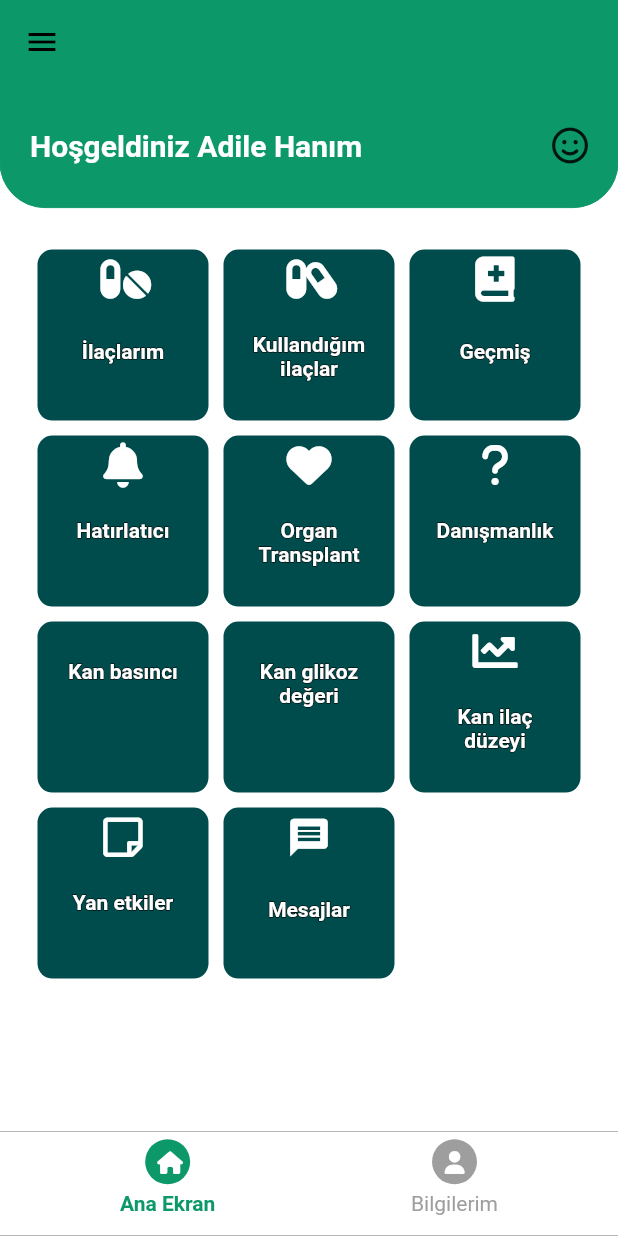
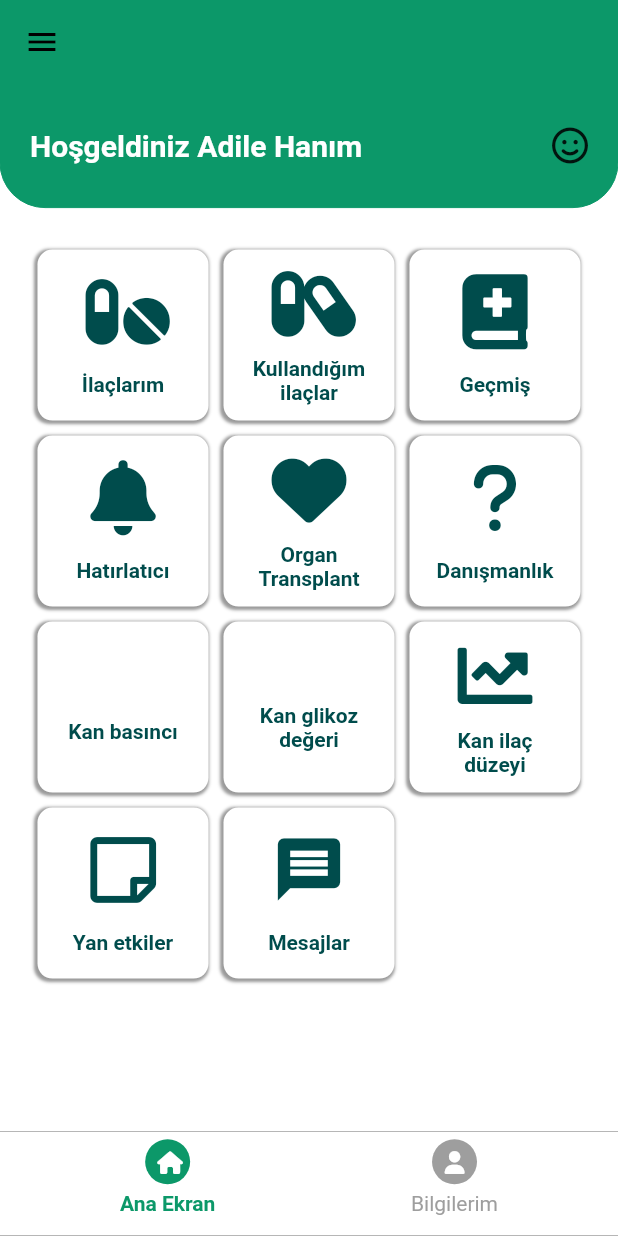
Before and after one commit to erel98/patient_tracking_mobile, a Flutter app: the screen it shows after launch, on a phone screen of 412 x 824 dp. Run offline on Flutter 3.47's test engine with Material 2 defaults, Android fonts, the light colour scheme and no system bars; drawn by our look-alikes of bordered_text; our stand-ins replace flutter_icons, flutter_local_notifications, flutter_native_timezone, rxdart, shared_preferences, timezone; missing offline and left inert: google_maps_webservice.

Commit message:
UI Improvments

```diff
--- a/lib/Screens/ana_menü_screen.dart
+++ b/lib/Screens/ana_menü_screen.dart
@@ -3,6 +3,7 @@ import 'package:flutter/material.dart';
 import 'package:flutter/painting.dart';
 import 'package:flutter/rendering.dart';
 import 'package:flutter_icons/flutter_icons.dart';
+import 'package:patient_tracking/Widgets/topContainer.dart';
 import 'package:patient_tracking/constraints.dart';
 import '../global.dart';
 import '../Widgets/ana_menü.dart';
@@ -151,36 +152,3 @@ class _AnaMenuState extends State<AnaMenu> {
     );
   }
 }
-
-class TopContainer extends StatelessWidget {
-  const TopContainer({
-    Key key,
-  }) : super(key: key);
-
-  @override
-  Widget build(BuildContext context) {
-    return Container(
-      padding: EdgeInsets.symmetric(horizontal: 20),
-      height: MediaQuery.of(context).size.height * 0.1,
-      decoration: BoxDecoration(
-        border: Border.all(width: 0, color: kPrimaryColor),
-        color: kPrimaryColor,
-        borderRadius: BorderRadius.only(
-          bottomLeft: Radius.circular(30),
-          bottomRight: Radius.circular(30),
-        ),
-      ),
-      child: Row(
-        children: [
-          Text(
-            'Hoşgeldiniz Adile Hanım',
-            style: TextStyle(
-                color: Colors.white, fontWeight: FontWeight.bold, fontSize: 20),
-          ),
-          Spacer(),
-          Icon(FontAwesome.smile_o)
-        ],
-      ),
-    );
-  }
-}
--- a/lib/Screens/hatırlatıcı_screen.dart
+++ b/lib/Screens/hatırlatıcı_screen.dart
@@ -51,7 +51,8 @@ class _HatirlaticiState extends State<Hatirlatici> {
                       child: Icon(Icons.local_hospital,
                           size: 150,
                           color: Theme.of(context).colorScheme.primary),
-                      onTap: null,
+                      onTap: () =>
+                          Navigator.of(context).pushNamed('/randevu-screen'),
                     ),
                     Text('Randevularım',
                         style: Theme.of(context).textTheme.bodyText2)
--- a/lib/Widgets/ana_menü_item.dart
+++ b/lib/Widgets/ana_menü_item.dart
@@ -9,38 +9,41 @@ class AnaMenuItem extends StatelessWidget {
   AnaMenuItem(this.menuText, this.route, this.icon);
   @override
   Widget build(BuildContext context) {
-    return InkWell(
+    return Container(
+      padding: EdgeInsets.all(5),
+      decoration: BoxDecoration(
+          color: kMenuItemColor,
+          borderRadius: BorderRadius.circular(10),
+          boxShadow: [
+            BoxShadow(
+                offset: Offset(-1, 1),
+                spreadRadius: 1,
+                blurRadius: 1,
+                color: Colors.black.withOpacity(0.4))
+          ]),
+      child: InkWell(
         onTap: () {
           Navigator.of(context).pushNamed(route);
         },
         splashColor: Colors.grey,
-      child: Container(
-        padding: EdgeInsets.all(5),
-        decoration: BoxDecoration(
-            color: kMenuItemColor,
-            borderRadius: BorderRadius.circular(10),
-            boxShadow: []),
         child: Center(
           child: Column(
+            mainAxisAlignment: MainAxisAlignment.spaceEvenly,
             children: [
               Container(
                 child: icon,
                 margin: EdgeInsets.only(bottom: 5),
               ),
-              SizedBox(
-                height: menuText.length > 10 ? 15 : 20,
-              ),
+              // SizedBox(
+              //   height: menuText.length > 10 ? 15 : 20,
+              // ),
               FittedBox(
                 fit: BoxFit.fitHeight,
-                child: BorderedText(
-                  strokeWidth: 1,
-                  strokeColor: Colors.black,
                 child: Text(
                   menuText,
                   textAlign: TextAlign.center,
                   style: TextStyle(
-                        fontWeight: FontWeight.bold, color: Colors.white),
-                  ),
+                      fontWeight: FontWeight.bold, color: kMenuTextColor),
                 ),
               ),
             ],
--- /dev/null
+++ b/lib/Widgets/topContainer.dart
@@ -0,0 +1,32 @@
+import 'package:flutter/material.dart';
+import 'package:flutter_icons/flutter_icons.dart';
+import 'package:patient_tracking/constraints.dart';
+
+class TopContainer extends StatelessWidget {
+  @override
+  Widget build(BuildContext context) {
+    return Container(
+      padding: EdgeInsets.symmetric(horizontal: 20),
+      height: MediaQuery.of(context).size.height * 0.1,
+      decoration: BoxDecoration(
+        border: Border.all(width: 0, color: kPrimaryColor),
+        color: kPrimaryColor,
+        borderRadius: BorderRadius.only(
+          bottomLeft: Radius.circular(30),
+          bottomRight: Radius.circular(30),
+        ),
+      ),
+      child: Row(
+        children: [
+          Text(
+            'Hoşgeldiniz Adile Hanım',
+            style: TextStyle(
+                color: Colors.white, fontWeight: FontWeight.bold, fontSize: 20),
+          ),
+          Spacer(),
+          Icon(FontAwesome.smile_o)
+        ],
+      ),
+    );
+  }
+}
--- a/lib/constraints.dart
+++ b/lib/constraints.dart
@@ -4,5 +4,8 @@ const kPrimaryColor = Color(0xFF0C9869);
 const kSecondaryColor = Color(0xFFb2d8d8);
 const kTextColor = Color(0xFF3C4046);
 const kBackgroundColor = Color(0xFFF9F8FD);
-const kMenuItemColor = Color(0xFF004c4c);
+final kMenuItemColor =
+    Colors.white; //Colors.black.withOpacity(0.27);//Color(0xFF004c4c);
+const kMenuTextColor = Color(0xFF004c4c);
+const kMenuIconColor = Color(0xFF004c4c);
 //Color(0xFF8C8E91);
--- a/lib/global.dart
+++ b/lib/global.dart
@@ -1,6 +1,7 @@
 import 'package:flutter/material.dart';
 import 'package:flutter_icons/flutter_icons.dart';
 import 'package:flutter_local_notifications/flutter_local_notifications.dart';
+import 'package:patient_tracking/constraints.dart';
 import 'package:shared_preferences/shared_preferences.dart';
 import 'Widgets/ana_menü_item.dart';
 import 'Screens/kullandığım_ilaçlar_screen.dart';
@@ -11,14 +12,15 @@ class Global {
   static var initialState = 0;
   static List<int> bildirimGunleri = [];
   static Time bildirimSaati;
+  static double iconSize = 50;
   static var mainMenuItemList = <Widget>[
     AnaMenuItem(
       'İlaçlarım',
       DailyMedsScreen.routeName,
       Icon(
         FontAwesome5Solid.pills,
-        color: Colors.white,
-        size: 30,
+        color: kMenuIconColor,
+        size: iconSize,
       ),
     ),
     AnaMenuItem(
@@ -26,8 +28,8 @@ class Global {
       KullandigimIlaclar.routeName,
       Icon(
         FontAwesome5Solid.capsules,
-        color: Colors.white,
-        size: 30,
+        color: kMenuIconColor,
+        size: iconSize,
       ),
     ),
     AnaMenuItem(
@@ -35,8 +37,8 @@ class Global {
       '',
       Icon(
         FontAwesome5Solid.book_medical,
-        color: Colors.white,
-        size: 30,
+        color: kMenuIconColor,
+        size: iconSize,
       ),
     ),
     AnaMenuItem(
@@ -44,8 +46,8 @@ class Global {
       Hatirlatici.routeName,
       Icon(
         FontAwesome.bell,
-        color: Colors.white,
-        size: 30,
+        color: kMenuIconColor,
+        size: iconSize,
       ),
     ),
     AnaMenuItem(
@@ -53,8 +55,8 @@ class Global {
       '',
       Icon(
         FontAwesome.heart,
-        color: Colors.white,
-        size: 30,
+        color: kMenuIconColor,
+        size: iconSize,
       ),
     ),
     AnaMenuItem(
@@ -62,8 +64,8 @@ class Global {
       '',
       Icon(
         FontAwesome.question,
-        color: Colors.white,
-        size: 30,
+        color: kMenuIconColor,
+        size: iconSize,
       ),
     ),
     AnaMenuItem('Kan basıncı', '', null),
@@ -73,8 +75,8 @@ class Global {
       '',
       Icon(
         FontAwesome5Solid.chart_line,
-        color: Colors.white,
-        size: 30,
+        color: kMenuIconColor,
+        size: iconSize,
       ),
     ),
     AnaMenuItem(
@@ -82,8 +84,8 @@ class Global {
       '',
       Icon(
         FontAwesome5.sticky_note,
-        color: Colors.white,
-        size: 30,
+        color: kMenuIconColor,
+        size: iconSize,
       ),
     ),
     AnaMenuItem(
@@ -91,8 +93,8 @@ class Global {
         '',
         Icon(
           Icons.message,
-          color: Colors.white,
-          size: 30,
+          color: kMenuIconColor,
+          size: iconSize,
         )),
   ];
   static void setBildirimGunleri() async {
--- a/lib/main.dart
+++ b/lib/main.dart
@@ -7,6 +7,7 @@ import 'Screens/kullandığım_ilaçlar_screen.dart';
 import 'Screens/ilaç_detay_screen.dart';
 import 'Screens/hatırlatıcı_screen.dart';
 import 'Screens/hava_durumu_screen.dart';
+import 'Screens/randevularım_screen.dart';
 import 'Screens/bugünkü_ilaçlarım_screen.dart';
 import 'BildirimAPI.dart';
 import 'preferencesController.dart';
@@ -87,6 +88,7 @@ class _MyAppState extends State<MyApp> {
           Hatirlatici.routeName: (ctx) => Hatirlatici(),
           HavaDurumu.routeName: (ctx) => HavaDurumu(),
           DailyMedsScreen.routeName: (ctx) => DailyMedsScreen(),
+          RandevuScreen.routeName: (ctx) => RandevuScreen(),
         },
       ),
     );
```
Also changed, not shown: lib/Models/patient.dart (+10 -6 lines), lib/Models/randevu.dart (added, +21 -0 lines), lib/Screens/hava_durumu_screen.dart (+73 -25 lines), lib/Screens/ilaç_detay_screen.dart (+4 -61 lines), lib/Screens/randevularım_screen.dart (added, +28 -0 lines), lib/Widgets/randevu_menu.dart (added, +9 -0 lines), 3 other files. Lines whose indentation alone changed are shown as unchanged.
